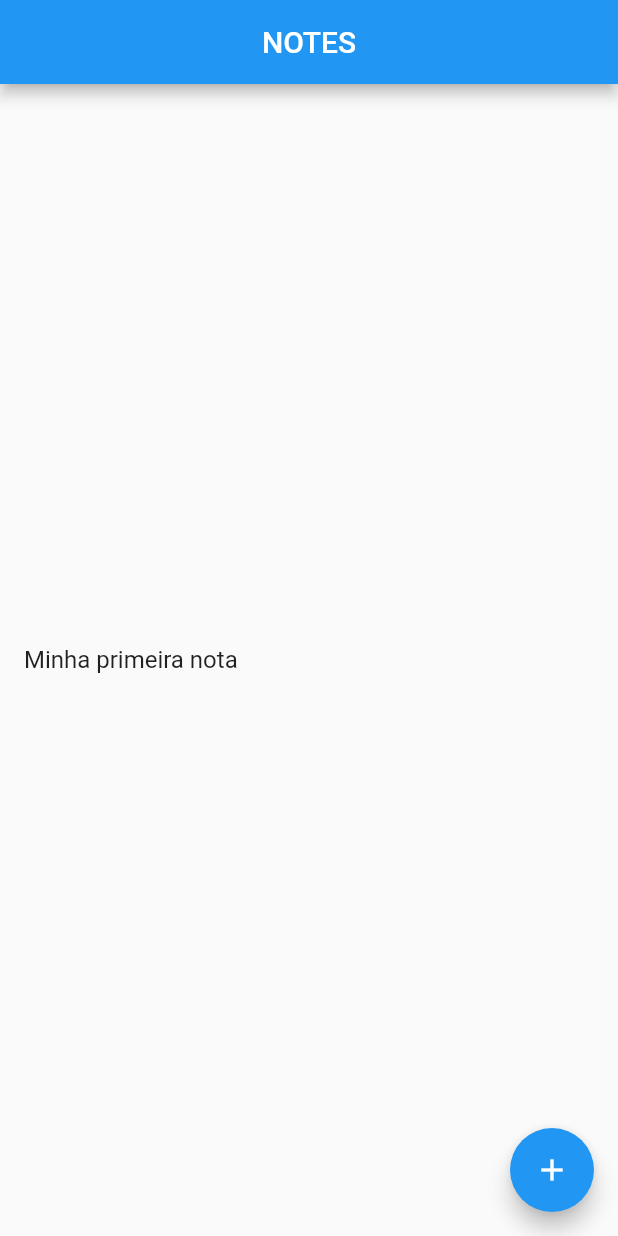
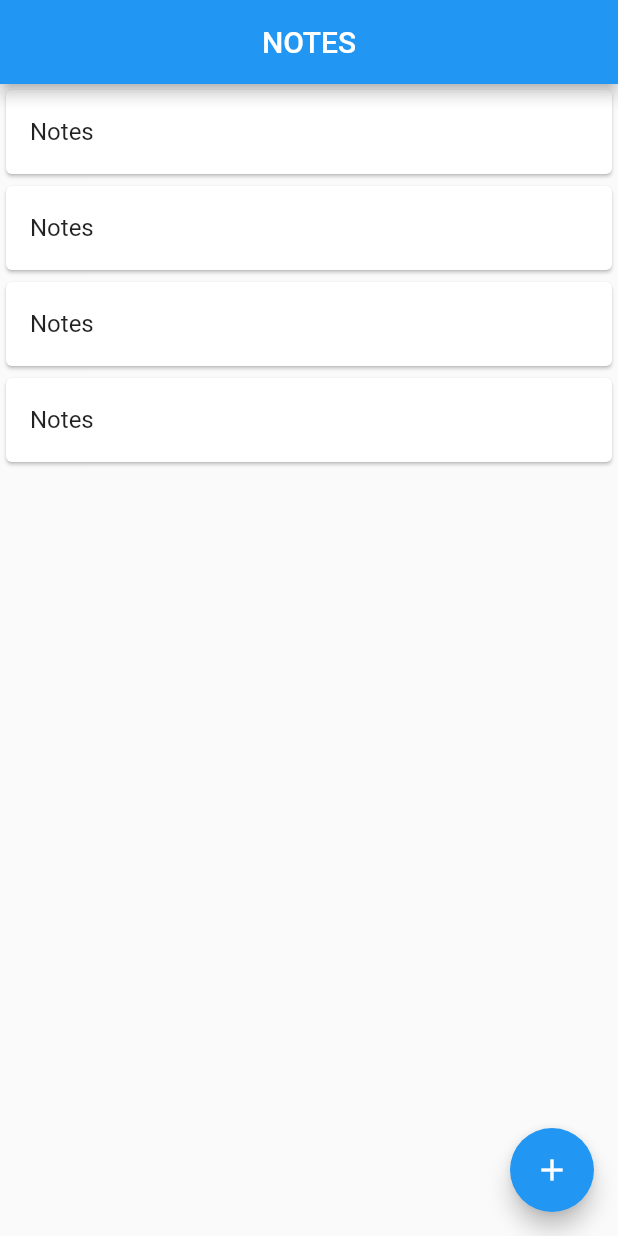
Before and after one commit to eullercdr/flutter-ignite-modulo-2, a Flutter app: the screen it shows after launch, on a phone screen of 412 x 824 dp. Run offline on Flutter 3.47's test engine with Material 2 defaults, Android fonts, the phone set to English and light mode, and no system bars.

Commit message:
feat: add colum with cards in childrem

```diff
--- a/lib/home_page.dart
+++ b/lib/home_page.dart
@@ -8,10 +8,25 @@ class HomePage extends StatelessWidget {
         title: Text('NOTES'),
         centerTitle: true,
       ),
-      body: Center(
-        child: ListTile(
-          title: Text('Minha primeira nota'),
-        ),
+      body: Column(
+        children: [
+          Card(
+              child: ListTile(
+            title: Text('Notes'),
+          )),
+          Card(
+              child: ListTile(
+            title: Text('Notes'),
+          )),
+          Card(
+              child: ListTile(
+            title: Text('Notes'),
+          )),
+          Card(
+              child: ListTile(
+            title: Text('Notes'),
+          ))
+        ],
       ),
       floatingActionButton: FloatingActionButton(
         onPressed: () {
```
